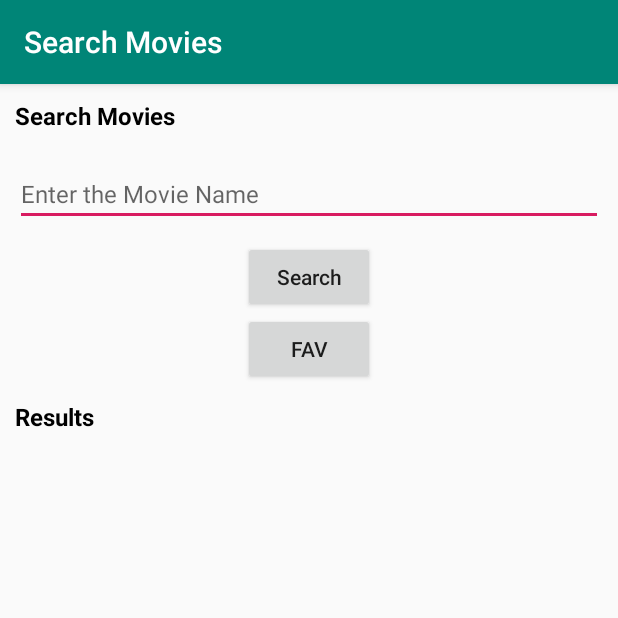
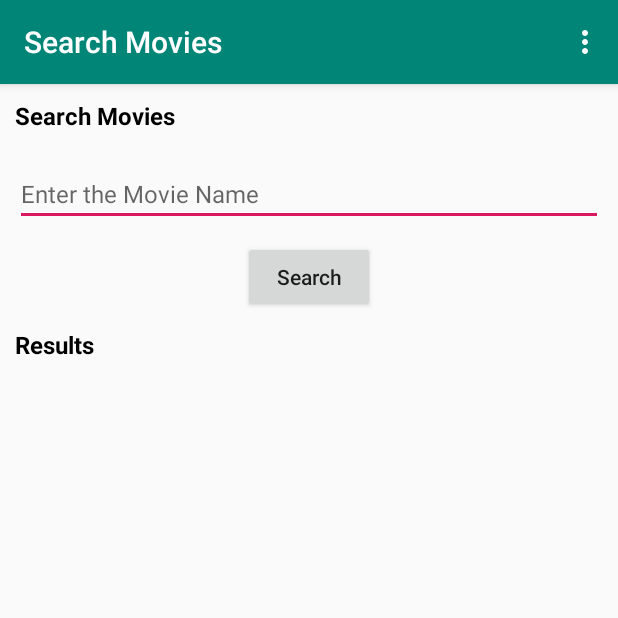
Before and after one commit to Ishuan/Android-Apps-Java, an Android app: the screen it shows after launch (SearchMovies), on a phone screen of 412 x 824 dp, the top half of it. Run offline under Robolectric (Android 15) with nearby library versions, the phone set to English and light mode, and no system bars.

Commit message:
Adding menu to every activity with sorting, navigation and quitting the app functionalities.

```diff
--- a/MovieDB/app/build.gradle
+++ b/MovieDB/app/build.gradle
@@ -27,5 +27,5 @@ dependencies {
     androidTestImplementation 'com.android.support.test:runner:1.0.2'
     androidTestImplementation 'com.android.support.test.espresso:espresso-core:3.0.2'
     implementation 'com.squareup.picasso:picasso:2.71828'
-    compile 'com.google.code.gson:gson:2.8.5'
+    implementation 'com.google.code.gson:gson:2.8.5'
 }
--- a/MovieDB/app/src/main/java/com/example/android/moviedb/MovieAdapter.java
+++ b/MovieDB/app/src/main/java/com/example/android/moviedb/MovieAdapter.java
@@ -68,7 +68,6 @@ public class MovieAdapter extends ArrayAdapter<Movie> {
                     editor.putString("movie",json);
                     editor.apply();
                 } else {
-                    //Un-favourite
                     movie.setIsFav(false);
                     Toast.makeText(getContext(), "Movie mark Un-Favourite", Toast.LENGTH_SHORT).show();
                     favBtn.setImageResource(android.R.drawable.btn_star_big_off);
@@ -79,7 +78,6 @@ public class MovieAdapter extends ArrayAdapter<Movie> {
                     String json  = gson.toJson(favMovieList);
                     editor.putString("movie",json);
                     editor.apply();
-
                 }
             }
         });
--- a/MovieDB/app/src/main/java/com/example/android/moviedb/movieAsyncTask.java
+++ b/MovieDB/app/src/main/java/com/example/android/moviedb/movieAsyncTask.java
@@ -51,8 +51,9 @@ public class movieAsyncTask extends AsyncTask<String, Void, ArrayList<Movie>> {
                     movie.setMovieTitle(movieObject.getString("title"));
                     movie.setMovieReleaseDate(movieObject.getString("release_date"));
                     movie.setMovieOverview(movieObject.getString("overview"));
-                    movie.setMovieRating(movieObject.getString("vote_average"));
+                    movie.setMovieRating((float) movieObject.getDouble("vote_average"));
                     movie.setMoviePosterPath(movieObject.getString("poster_path"));
+                    movie.setMoviePopularity((float) movieObject.getDouble("popularity"));
 
                     movieList.add(movie);
                 }
--- a/MovieDB/app/src/main/res/layout/activity_search_movies.xml
+++ b/MovieDB/app/src/main/res/layout/activity_search_movies.xml
@@ -34,19 +34,11 @@
         android:text="@string/searchbtn"
         android:textAllCaps="false" />
 
-    <Button
-        android:layout_width="wrap_content"
-        android:layout_height="wrap_content"
-        android:id="@+id/tempFav"
-        android:layout_below="@id/searchBtn"
-        android:text="FAV"
-        android:layout_centerHorizontal="true"/>
-
     <TextView
         android:id="@+id/resultText"
         android:layout_width="match_parent"
         android:layout_height="wrap_content"
-        android:layout_below="@id/tempFav"
+        android:layout_below="@id/searchBtn"
         android:layout_margin="10dp"
         android:text="@string/results"
         android:textColor="@android:color/black"
--- /dev/null
+++ b/MovieDB/app/src/main/res/menu/menu_home.xml
@@ -0,0 +1,16 @@
+<?xml version="1.0" encoding="utf-8"?>
+<menu xmlns:android="http://schemas.android.com/apk/res/android">
+
+    <item android:id="@+id/homeRating"
+        android:title="@string/sortRating" />
+
+    <item android:id="@+id/homePopularity"
+        android:title="@string/sortPopularity" />
+
+    <item android:id="@+id/homeFavorite"
+        android:title="@string/menuFavorites" />
+
+    <item android:id="@+id/homeQuit"
+        android:title="@string/quit" />
+
+</menu>
--- a/MovieDB/app/src/main/res/values/strings.xml
+++ b/MovieDB/app/src/main/res/values/strings.xml
@@ -12,4 +12,9 @@
     <string name="details">Movie Details</string>
     <string name="overview">Overview:</string>
     <string name="favorite">Favorites</string>
+    <string name="sortRating">Sort By Rating</string>
+    <string name="sortPopularity">Sort By Popularity</string>
+    <string name="quit">Quit</string>
+    <string name="home">Home</string>
+    <string name="menuFavorites">Show Favorites</string>
 </resources>
```
Also changed, not shown: MovieDB/app/src/main/java/com/example/android/moviedb/Details.java (+31 -6 lines), MovieDB/app/src/main/java/com/example/android/moviedb/FavoriteMovies.java (+57 -6 lines), MovieDB/app/src/main/java/com/example/android/moviedb/Movie.java (+12 -3 lines), MovieDB/app/src/main/java/com/example/android/moviedb/SearchMovies.java (+61 -23 lines), MovieDB/app/src/main/res/menu/menu_detail.xml (added, +10 -0 lines), MovieDB/app/src/main/res/menu/menu_favorite.xml (added, +16 -0 lines).
